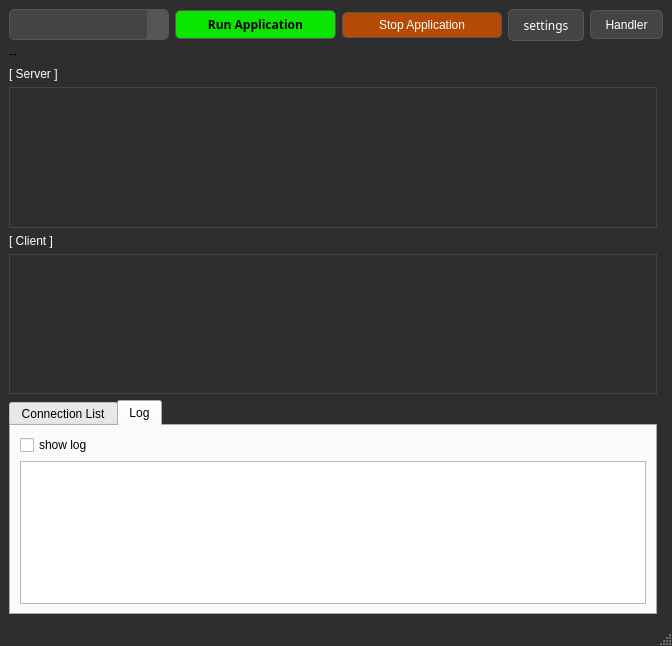
Above: ui/main.ui from gusdnd3150/communication-gui before the change. Below: the same form after it.
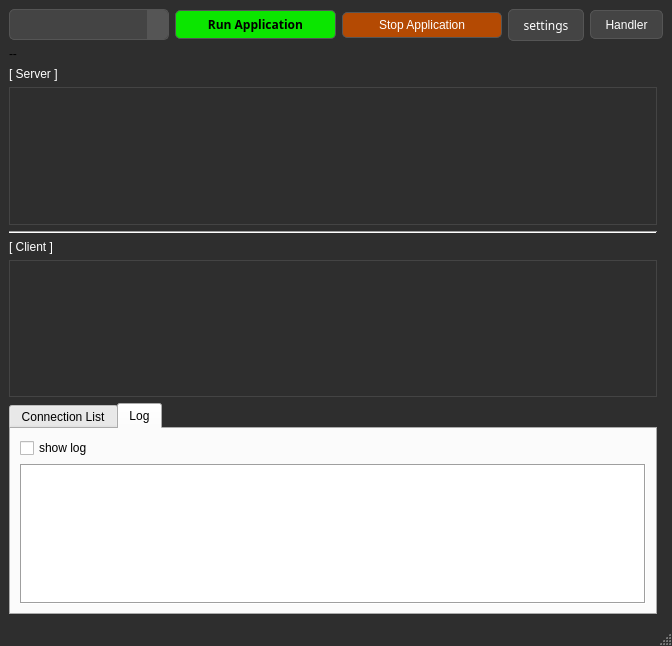
That is the form after the change.

Diff of the .ui file:
```diff
--- a/ui/main.ui
+++ b/ui/main.ui
@@ -168,6 +168,13 @@
         </attribute>
        </widget>
       </item>
+      <item>
+       <widget class="Line" name="line">
+        <property name="orientation">
+         <enum>Qt::Horizontal</enum>
+        </property>
+       </widget>
+      </item>
       <item>
        <widget class="QLabel" name="label_3">
         <property name="styleSheet">
@@ -339,11 +346,20 @@
           </item>
           <item>
            <widget class="QPlainTextEdit" name="list_log">
+            <property name="autoFillBackground">
+             <bool>true</bool>
+            </property>
+            <property name="frameShape">
+             <enum>QFrame::Box</enum>
+            </property>
+            <property name="horizontalScrollBarPolicy">
+             <enum>Qt::ScrollBarAsNeeded</enum>
+            </property>
             <property name="lineWrapMode">
              <enum>QPlainTextEdit::NoWrap</enum>
             </property>
             <property name="readOnly">
-             <bool>true</bool>
+             <bool>false</bool>
             </property>
            </widget>
           </item>
```
